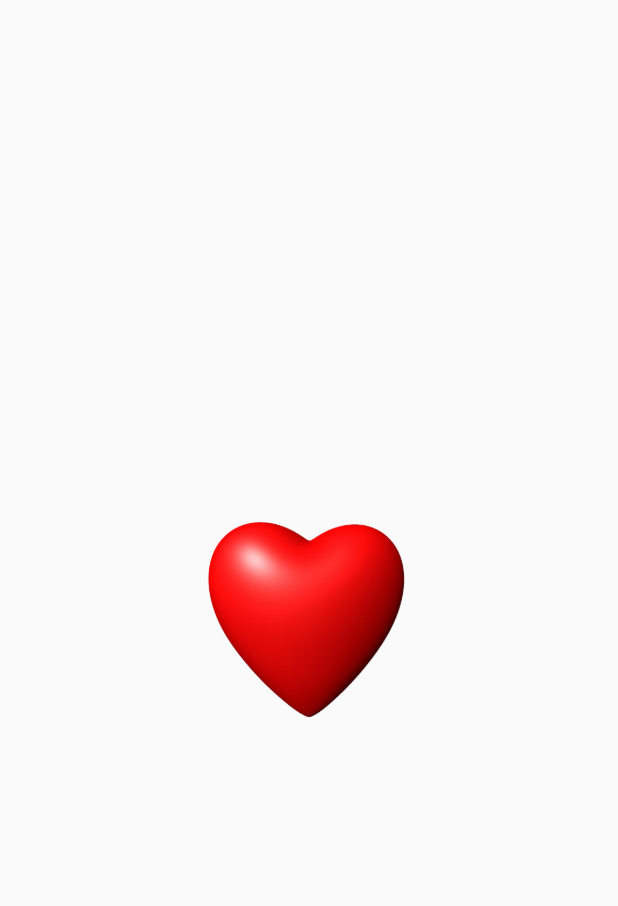
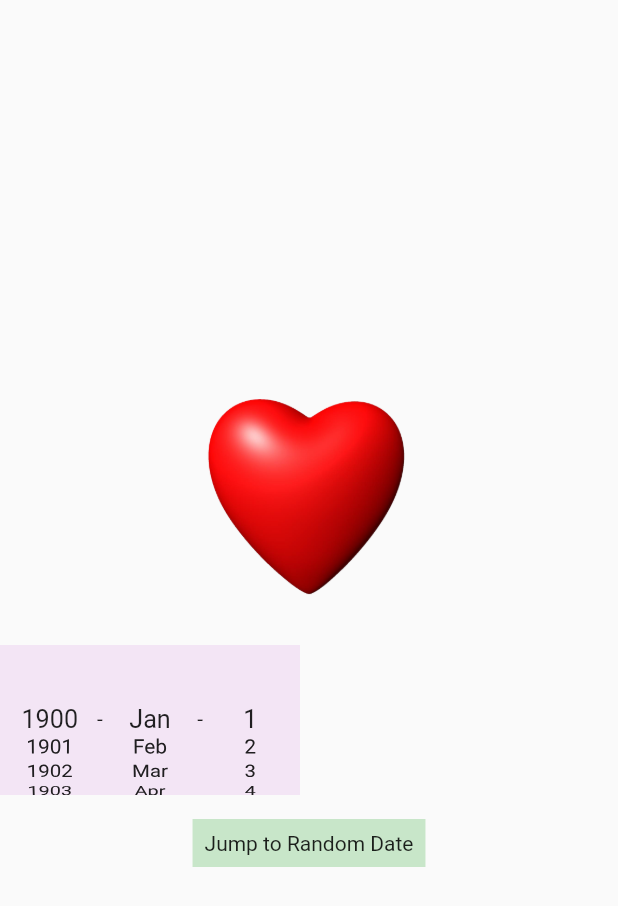
Before and after one commit to GitHubStuff/date_time_picker, a Flutter app: the screen it shows after launch, on a phone screen of 412 x 824 dp. Shown: the top 906 px of the screen. Run offline on Flutter 3.47's test engine with Material 2 defaults, Android fonts, the phone set to English and light mode, and no system bars; our stand-ins replace flutter_bloc, flutter_modular; generated files the repository leaves out were written again.

Commit message:
Baseline for date picker

```diff
--- /dev/null
+++ b/lib/date_time_picker/cubit/date_cubit.dart
@@ -0,0 +1,78 @@
+import 'package:flutter_bloc/flutter_bloc.dart';
+
+class DateState {
+  final DateTime dateTime;
+  final int daysInMonth;
+  final bool jumpToDate;
+
+  DateState(this.dateTime, this.daysInMonth, {this.jumpToDate = false});
+}
+
+class DateCubit extends Cubit<DateState> {
+  DateCubit()
+      : super(DateState(
+          DateTime.now(),
+          _daysInMonth(DateTime.now().month, DateTime.now().year),
+        ));
+
+  static int _daysInMonth(int month, int year) {
+    List<int> monthDays = [31, 28, 31, 30, 31, 30, 31, 31, 30, 31, 30, 31];
+
+    if (month == 2 && (year % 4 == 0 && (year % 100 != 0 || year % 400 == 0))) {
+      return 29;
+    }
+
+    return monthDays[month - 1];
+  }
+
+  void jumpTo(DateTime dateTime) {
+    emit(DateState(
+      dateTime,
+      _daysInMonth(dateTime.month, dateTime.year),
+      jumpToDate: true,
+    ));
+  }
+
+  void updateYear(int year) {
+    if (year < 1900 || year > 2200) return;
+
+    int month = state.dateTime.month;
+    int day = state.dateTime.day;
+
+    int daysInNewMonth = _daysInMonth(month, year);
+    if (day > daysInNewMonth) {
+      day = daysInNewMonth;
+    }
+
+    DateTime newDateTime = DateTime(year, month, day);
+
+    emit(DateState(newDateTime, daysInNewMonth));
+  }
+
+  void updateMonth(int month) {
+    if (month < 0 || month > 11) return;
+
+    int year = state.dateTime.year;
+    int day = state.dateTime.day;
+
+    month++;
+    int daysInNewMonth = _daysInMonth(month, year);
+    if (day > daysInNewMonth) {
+      day = daysInNewMonth;
+    }
+
+    DateTime newDateTime = DateTime(year, month, day);
+
+    emit(DateState(newDateTime, daysInNewMonth));
+  }
+
+  void updateDay(int day) {
+    if (day < 1 || day > state.daysInMonth) return;
+
+    int year = state.dateTime.year;
+    int month = state.dateTime.month;
+
+    DateTime newDateTime = DateTime(year, month, day);
+    emit(DateState(newDateTime, state.daysInMonth));
+  }
+}
--- /dev/null
+++ b/lib/date_time_picker/date_time_picker.dart
@@ -0,0 +1,44 @@
+import 'dart:math';
+
+import 'package:date_time_picker/date_time_picker/cubit/date_cubit.dart';
+import 'package:date_time_picker/date_time_picker/date_wheel_selector.dart';
+import 'package:flutter/material.dart';
+import 'package:flutter_bloc/flutter_bloc.dart';
+
+DateTime generateRandomDateTime() {
+    final random = Random();
+    final currentYear = DateTime.now().year;
+
+    // Randomly decide if we add or subtract years (0: subtract, 1: add)
+    final addOrSubtract = random.nextBool() ? 1 : -1;
+
+    // Randomly choose a year between 0 and 5
+    final yearDifference = random.nextInt(6) * addOrSubtract;
+
+    final targetYear = currentYear + yearDifference;
+
+    // Randomly choose a month between 1 and 12
+    final month = random.nextInt(12) + 1;
+
+    // Generate a date within that month. This logic ensures we don't try to generate,
+    // for example, February 30.
+    final day = random.nextInt(DateTime(targetYear, month + 1, 0).day) + 1;
+
+    return DateTime(targetYear, month, day);
+  }
+
+class DateTimePicker extends StatelessWidget {
+  const DateTimePicker({super.key});
+
+  @override
+  Widget build(BuildContext context) {
+    return BlocProvider(
+      create: (context) => DateCubit(),
+      child: const Column(
+        children: [
+          DateWheelSelector(),
+        ],
+      ),
+    );
+  }
+}
--- /dev/null
+++ b/lib/date_time_picker/date_wheel_selector.dart
@@ -0,0 +1,168 @@
+import 'package:date_time_picker/date_time_picker/cubit/date_cubit.dart';
+import 'package:flutter/material.dart';
+import 'package:flutter_bloc/flutter_bloc.dart';
+import 'package:intl/intl.dart';
+
+import 'date_time_picker.dart';
+
+const double _scaler = 3.4;
+
+class DateWheelSelector extends StatefulWidget {
+  final Size size;
+
+  const DateWheelSelector({super.key, this.size = const Size(200, 100)});
+
+  @override
+  State<DateWheelSelector> createState() => _DateWheelSelector();
+}
+
+class _DateWheelSelector extends State<DateWheelSelector> {
+  final yearController = FixedExtentScrollController();
+  final monthController = FixedExtentScrollController();
+  final dayController = FixedExtentScrollController();
+
+  late double _extent;
+  late double _offset;
+
+  @override
+  void initState() {
+    super.initState();
+    _extent = widget.size.height / 6.0;
+    _offset = -(0.56 * _extent - 8.0);
+  }
+
+  @override
+  Widget build(BuildContext context) {
+    return BlocBuilder<DateCubit, DateState>(
+      builder: (context, state) {
+        if (state.jumpToDate) {
+          yearController.jumpToItem(state.dateTime.year - 1900);
+          monthController.jumpToItem(state.dateTime.month - 1);
+          dayController.jumpToItem(state.dateTime.day - 1);
+        }
+        return Column(
+          crossAxisAlignment: CrossAxisAlignment.center,
+          children: [
+            Row(
+              children: [
+                Container(
+                  color: Colors.purple[50],
+                  height: widget.size.height,
+                  width: widget.size.width,
+                  child: Row(
+                    mainAxisAlignment: MainAxisAlignment.center,
+                    children: [
+                      _buildYearWheel(context, state.dateTime.year),
+                      _seperator('-'),
+                      _buildMonthWheel(context, state.dateTime.month),
+                      _seperator('-'),
+                      _buildDayWheel(
+                        context,
+                        state: state,
+                      ),
+                    ],
+                  ),
+                ),
+              ],
+            ),
+            Padding(
+              padding: const EdgeInsets.all(16.0),
+              child: Container(
+                color: Colors.green[100],
+                child: GestureDetector(
+                  child: const Padding(
+                    padding: EdgeInsets.all(8.0),
+                    child: Text('Jump to Random Date'),
+                  ),
+                  onTap: () {
+                    context.read<DateCubit>().jumpTo(generateRandomDateTime());
+                  },
+                ),
+              ),
+            ),
+          ],
+        );
+      },
+    );
+  }
+
+  @override
+  void dispose() {
+    yearController.dispose();
+    monthController.dispose();
+    dayController.dispose();
+    super.dispose();
+  }
+
+  Widget _seperator(String text) {
+    return Transform.translate(
+      offset: Offset(0, _offset),
+      child: SizedBox(
+        height: widget.size.height,
+        width: 8.0,
+        child: const Center(child: Text('-')),
+      ),
+    );
+  }
+
+  Widget _buildYearWheel(BuildContext context, int selectedYear) {
+    return SizedBox(
+      width: widget.size.width / _scaler,
+      height: widget.size.height,
+      child: ListWheelScrollView(
+        controller: yearController,
+        physics: const FixedExtentScrollPhysics(),
+        onSelectedItemChanged: (yearIndex) {
+          context.read<DateCubit>().updateYear(1900 + yearIndex);
+        },
+        diameterRatio: 1.5,
+        magnification: 1.2,
+        useMagnifier: true,
+        itemExtent: _extent,
+        children: List.generate(301, (index) => Text('${1900 + index}')),
+      ),
+    );
+  }
+
+  Widget _buildMonthWheel(BuildContext context, int selectedMonth) {
+    List<String> months = List.generate(12, (index) {
+      return DateFormat('MMM').format(DateTime(2021, index + 1));
+    });
+    return SizedBox(
+      width: widget.size.width / _scaler,
+      height: widget.size.height,
+      child: ListWheelScrollView(
+        controller: monthController,
+        physics: const FixedExtentScrollPhysics(),
+        onSelectedItemChanged: (monthIndex) {
+          context.read<DateCubit>().updateMonth(monthIndex);
+        },
+        diameterRatio: 1.5,
+        magnification: 1.2,
+        useMagnifier: true,
+        itemExtent: _extent,
+        children: months.map((month) => Text(month)).toList(),
+      ),
+    );
+  }
+
+  Widget _buildDayWheel(BuildContext context, {required DateState state}) {
+    return SizedBox(
+      width: widget.size.width / _scaler,
+      height: widget.size.height,
+      child: ListWheelScrollView(
+        controller: dayController,
+        physics: const FixedExtentScrollPhysics(),
+        onSelectedItemChanged: (day) {
+          context.read<DateCubit>().updateDay(day + 1);
+        },
+        diameterRatio: 1.5,
+        magnification: 1.2,
+        useMagnifier: true,
+        itemExtent: _extent,
+        children:
+            List.generate(state.daysInMonth, (index) => Text('${index + 1}')),
+      ),
+    );
+  }
+}
--- a/lib/screens/home_scaffold.dart
+++ b/lib/screens/home_scaffold.dart
@@ -1,5 +1,6 @@
 // ignore_for_file: sort_child_properties_last
 
+import 'package:date_time_picker/date_time_picker/date_time_picker.dart';
 import 'package:flutter/material.dart';
 
 import '../gen/assets.gen.dart';
@@ -28,6 +29,7 @@ class HomeScaffold extends StatelessWidget {
               child: Assets.images.ltmm1024x1024.image(),
             ),
           ),
+          const DateTimePicker()
         ],
       ),
     );
--- a/pubspec.yaml
+++ b/pubspec.yaml
@@ -14,7 +14,9 @@ dependencies:
     sdk: flutter
   app_settings: ^5.0.0          # A Flutter plugin for opening iOS and Android phone settings from an app.
   cupertino_icons: ^1.0.5       # This is an asset repo for Cupertino widgets.
+  flutter_bloc: ^8.1.3          # Flutter Widgets that make it easy to implement the BLoC (Business Logic Component) design pattern
   flutter_modular: ^6.1.0+1     # Smart project structure with dependency injection and route management
+  intl: ^0.18.1                 # Formatting DateTime
 
 # dart run build_runner build -d
 dev_dependencies:
```
Also changed, not shown: 2 other files.
